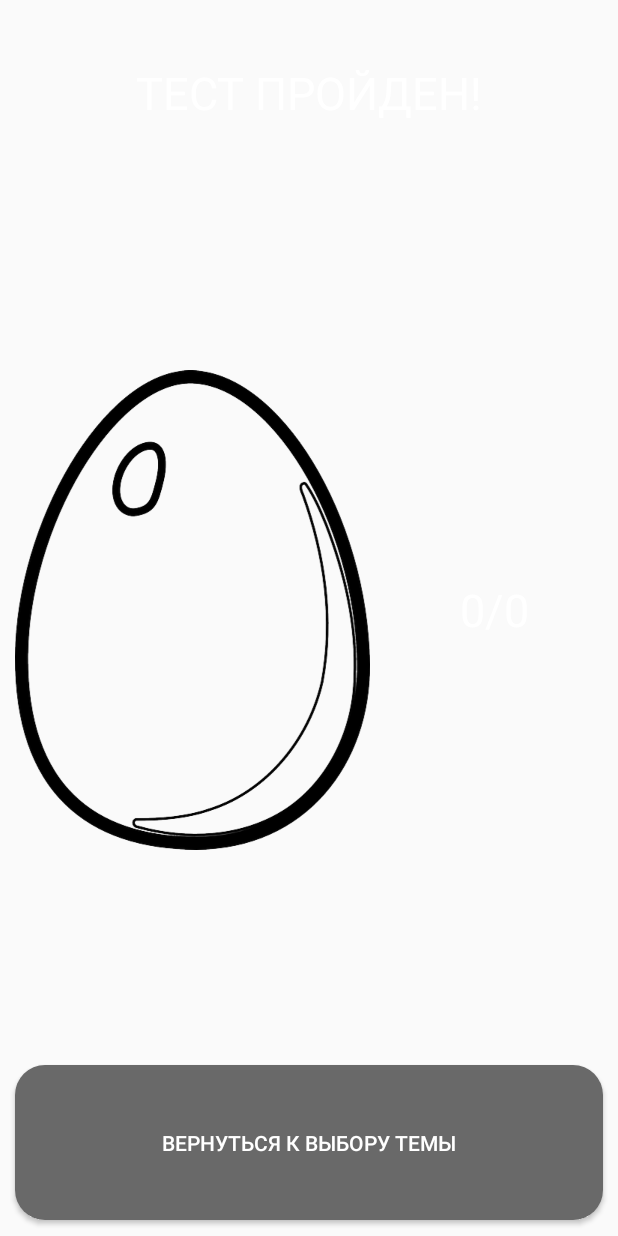
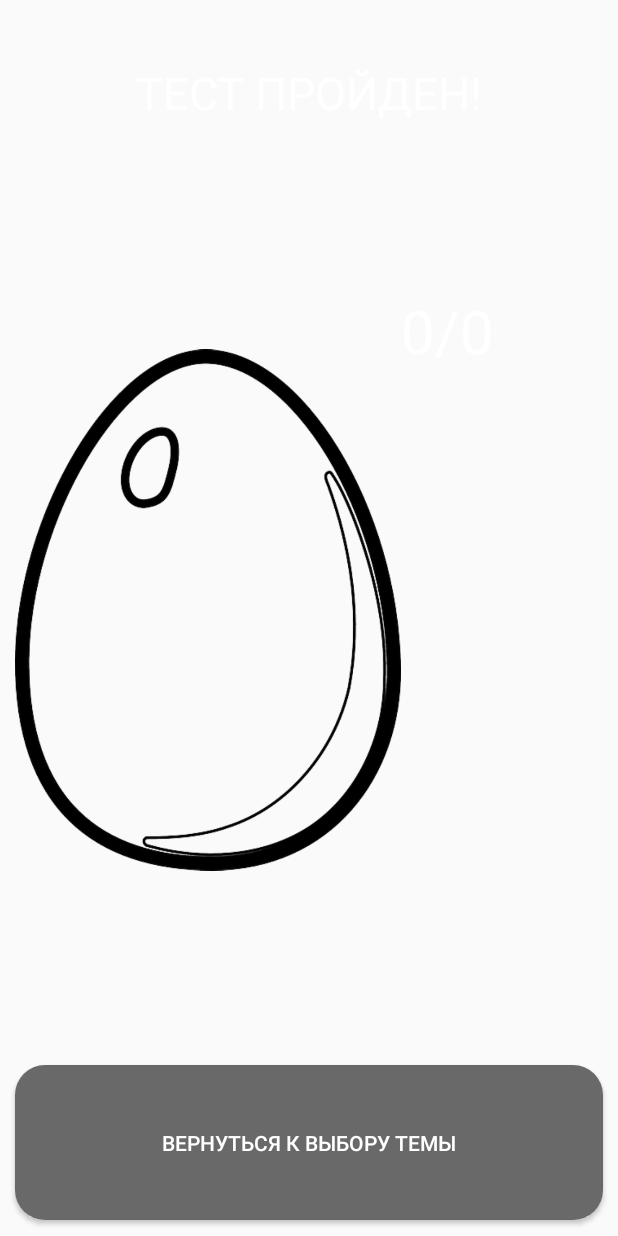
Before and after one commit to CrocodileCO/Quiz-androidApp, an Android app: the fragment ResultFragment shown on its own in the app's theme, on a phone screen of 412 x 824 dp. Run offline under Robolectric (Android 15) with nearby library versions, the phone set to English and light mode, and no system bars; 2 statements that could not run were skipped.

Commit message:
Result fragment layout changes

```diff
--- a/app/src/main/res/layout/test_result_fragment.xml
+++ b/app/src/main/res/layout/test_result_fragment.xml
@@ -46,7 +46,7 @@
                     android:id="@+id/result_image_container"
                     android:layout_width="0dp"
                     android:layout_height="wrap_content"
-                    android:layout_weight="0.6"
+                    android:layout_weight="0.65"
                     android:layout_gravity="center"
                     android:paddingLeft="10sp">
 
@@ -72,18 +72,19 @@
                 <RelativeLayout
                     android:layout_width="0dp"
                     android:layout_height="wrap_content"
-                    android:layout_weight="0.4"
-                    android:layout_gravity="center">
+                    android:layout_weight="0.35"
+                    android:layout_marginTop="50sp"
+                    android:layout_gravity="top">
 
                     <TextView
                         android:id="@+id/result_text_view"
                         android:layout_width="match_parent"
                         android:layout_height="wrap_content"
                         android:text=""
-                        android:textSize="30dp"
+                        android:textSize="40dp"
                         android:textColor="@android:color/white"
                         android:layout_centerHorizontal="true"
-                        android:gravity="center" />
+                        android:gravity="left" />
 
                 </RelativeLayout>
 
```
Also changed, not shown: app/src/main/res/drawable/egg_inside.png.
